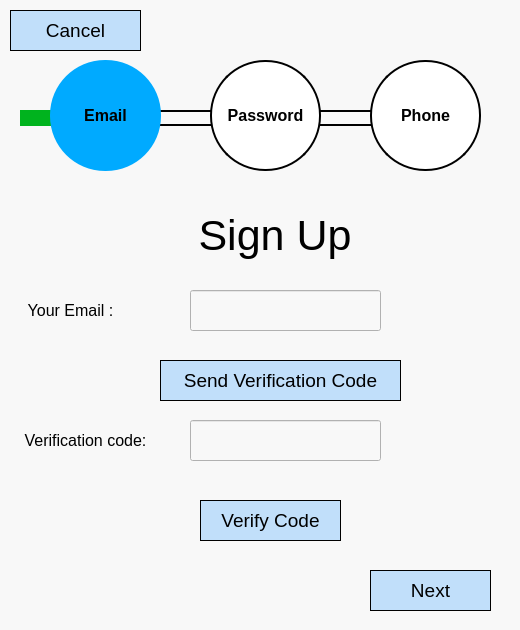
This is UI_Files/Email Sign Up.ui in StegoMailo/Desktop-App as Qt 5 draws it before an edit. The edited form follows.
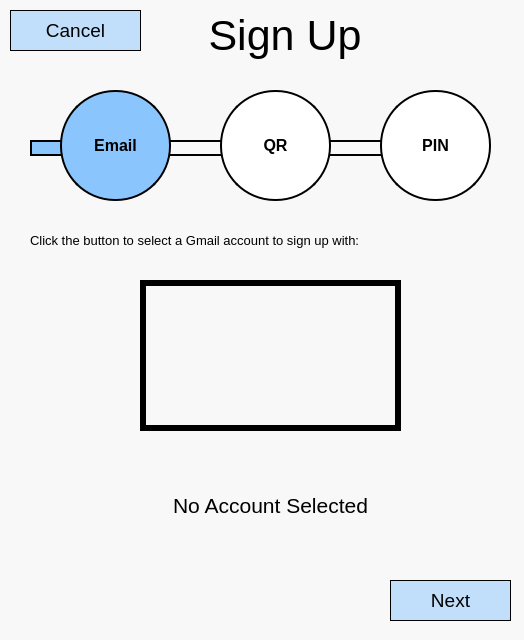
This is the edited form. Icons and pictures are not drawn.

Commit message: Connected Sign in and Sign up pages to each other and to API

Diff of the .ui file:
```diff
--- a/UI_Files/Email Sign Up.ui
+++ b/UI_Files/Email Sign Up.ui
@@ -6,8 +6,8 @@
    <rect>
     <x>0</x>
     <y>0</y>
-    <width>520</width>
-    <height>630</height>
+    <width>524</width>
+    <height>640</height>
    </rect>
   </property>
   <property name="windowTitle">
@@ -19,8 +19,8 @@
   <widget class="QPushButton" name="btnNext">
    <property name="geometry">
     <rect>
-     <x>370</x>
-     <y>570</y>
+     <x>390</x>
+     <y>580</y>
      <width>121</width>
      <height>41</height>
     </rect>
@@ -41,8 +41,8 @@
   <widget class="QLabel" name="txtSignUpTitle">
    <property name="geometry">
     <rect>
-     <x>140</x>
-     <y>200</y>
+     <x>150</x>
+     <y>0</y>
      <width>270</width>
      <height>71</height>
     </rect>
@@ -90,83 +90,14 @@
     <string>Cancel</string>
    </property>
   </widget>
-  <widget class="QLabel" name="Entry">
-   <property name="enabled">
-    <bool>true</bool>
-   </property>
-   <property name="geometry">
-    <rect>
-     <x>20</x>
-     <y>110</y>
-     <width>101</width>
-     <height>16</height>
-    </rect>
-   </property>
-   <property name="styleSheet">
-    <string notr="true">
-background-color: rgb(0, 179, 30);</string>
-   </property>
-   <property name="text">
-    <string/>
-   </property>
-  </widget>
-  <widget class="QLabel" name="progessPassword">
-   <property name="geometry">
-    <rect>
-     <x>210</x>
-     <y>60</y>
-     <width>111</width>
-     <height>111</height>
-    </rect>
-   </property>
-   <property name="font">
-    <font>
-     <pointsize>12</pointsize>
-     <weight>75</weight>
-     <bold>true</bold>
-    </font>
-   </property>
-   <property name="styleSheet">
-    <string notr="true">  height: 50px;
-  width: 50px;
-  background-color: rgb(255, 255, 255);
-border: 2px solid rgb(0, 0, 0);
-  border-radius: 55%;</string>
-   </property>
-   <property name="text">
-    <string>Password</string>
-   </property>
-   <property name="alignment">
-    <set>Qt::AlignCenter</set>
-   </property>
-  </widget>
-  <widget class="QLabel" name="PasswordToPhone">
-   <property name="enabled">
-    <bool>true</bool>
-   </property>
-   <property name="geometry">
-    <rect>
-     <x>290</x>
-     <y>110</y>
-     <width>101</width>
-     <height>16</height>
-    </rect>
-   </property>
-   <property name="styleSheet">
-    <string notr="true">border: 2px solid rgb(0, 0, 0);</string>
-   </property>
-   <property name="text">
-    <string/>
-   </property>
-  </widget>
   <widget class="QLabel" name="EmailToPassword">
    <property name="enabled">
     <bool>true</bool>
    </property>
    <property name="geometry">
     <rect>
-     <x>130</x>
-     <y>110</y>
+     <x>140</x>
+     <y>140</y>
      <width>101</width>
      <height>16</height>
     </rect>
@@ -181,8 +112,8 @@
   <widget class="QLabel" name="progessEmail">
    <property name="geometry">
     <rect>
-     <x>50</x>
-     <y>60</y>
+     <x>60</x>
+     <y>90</y>
      <width>111</width>
      <height>111</height>
     </rect>
@@ -197,8 +128,11 @@
    <property name="styleSheet">
     <string notr="true">  height: 50px;
   width: 50px;
-  background-color: rgb(0, 170, 255);
-  border-radius: 55%;</string>
+
+  border-radius: 55%;
+
+border: 2px solid black;
+background-color: rgba(138, 198, 253,1);</string>
    </property>
    <property name="text">
     <string>Email</string>
@@ -207,11 +141,80 @@
     <set>Qt::AlignCenter</set>
    </property>
   </widget>
+  <widget class="QLabel" name="PasswordToPhone">
+   <property name="enabled">
+    <bool>true</bool>
+   </property>
+   <property name="geometry">
+    <rect>
+     <x>300</x>
+     <y>140</y>
+     <width>101</width>
+     <height>16</height>
+    </rect>
+   </property>
+   <property name="styleSheet">
+    <string notr="true">border: 2px solid rgb(0, 0, 0);</string>
+   </property>
+   <property name="text">
+    <string/>
+   </property>
+  </widget>
+  <widget class="QLabel" name="progessPassword">
+   <property name="geometry">
+    <rect>
+     <x>220</x>
+     <y>90</y>
+     <width>111</width>
+     <height>111</height>
+    </rect>
+   </property>
+   <property name="font">
+    <font>
+     <pointsize>12</pointsize>
+     <weight>75</weight>
+     <bold>true</bold>
+    </font>
+   </property>
+   <property name="styleSheet">
+    <string notr="true">  height: 50px;
+  width: 50px;
+  background-color: rgb(255, 255, 255);
+border: 2px solid rgb(0, 0, 0);
+  border-radius: 55%;</string>
+   </property>
+   <property name="text">
+    <string>QR</string>
+   </property>
+   <property name="alignment">
+    <set>Qt::AlignCenter</set>
+   </property>
+  </widget>
+  <widget class="QLabel" name="Entry">
+   <property name="enabled">
+    <bool>true</bool>
+   </property>
+   <property name="geometry">
+    <rect>
+     <x>30</x>
+     <y>140</y>
+     <width>51</width>
+     <height>16</height>
+    </rect>
+   </property>
+   <property name="styleSheet">
+    <string notr="true">border: 2px solid black;
+background-color: rgba(138, 198, 253,1);</string>
+   </property>
+   <property name="text">
+    <string/>
+   </property>
+  </widget>
   <widget class="QLabel" name="progressPhone">
    <property name="geometry">
     <rect>
-     <x>370</x>
-     <y>60</y>
+     <x>380</x>
+     <y>90</y>
      <width>111</width>
      <height>111</height>
     </rect>
@@ -231,116 +234,105 @@
   border-radius: 55%;</string>
    </property>
    <property name="text">
-    <string>Phone</string>
+    <string>PIN</string>
    </property>
    <property name="alignment">
     <set>Qt::AlignCenter</set>
    </property>
   </widget>
-  <widget class="QPushButton" name="btnVerify">
-   <property name="enabled">
+  <widget class="QPushButton" name="btnGmail">
+   <property name="geometry">
+    <rect>
+     <x>140</x>
+     <y>280</y>
+     <width>261</width>
+     <height>151</height>
+    </rect>
+   </property>
+   <property name="font">
+    <font>
+     <pointsize>32</pointsize>
+    </font>
+   </property>
+   <property name="autoFillBackground">
+    <bool>false</bool>
+   </property>
+   <property name="styleSheet">
+    <string notr="true">
+QPushButton#btnGmail::hover
+{
+border: 6px solid rgba(138, 198, 253,1);;
+}
+
+QPushButton#btnGmail{
+
+
+
+border: 6px solid rgb(0,0,0);
+
+}</string>
+   </property>
+   <property name="text">
+    <string/>
+   </property>
+   <property name="icon">
+    <iconset>
+     <normalon>:/newPrefix/Gmail Logo.jpg</normalon>
+    </iconset>
+   </property>
+   <property name="iconSize">
+    <size>
+     <width>250</width>
+     <height>200</height>
+    </size>
+   </property>
+   <property name="autoDefault">
     <bool>true</bool>
    </property>
+   <property name="default">
+    <bool>false</bool>
+   </property>
+   <property name="flat">
+    <bool>false</bool>
+   </property>
+  </widget>
+  <widget class="QLabel" name="txtLoggedEmail">
    <property name="geometry">
     <rect>
-     <x>200</x>
-     <y>500</y>
-     <width>141</width>
-     <height>41</height>
+     <x>30</x>
+     <y>460</y>
+     <width>481</width>
+     <height>91</height>
     </rect>
    </property>
    <property name="font">
     <font>
-     <pointsize>14</pointsize>
+     <pointsize>16</pointsize>
     </font>
    </property>
-   <property name="styleSheet">
-    <string notr="true">border: 0.5px solid #000000;
-background-color: rgb(138, 198, 253,0.5);</string>
-   </property>
    <property name="text">
-    <string>Verify Code</string>
+    <string>No Account Selected</string>
    </property>
-  </widget>
-  <widget class="QLineEdit" name="tfVerificationCode">
-   <property name="geometry">
-    <rect>
-     <x>190</x>
-     <y>420</y>
-     <width>191</width>
-     <height>41</height>
-    </rect>
+   <property name="alignment">
+    <set>Qt::AlignCenter</set>
    </property>
-   <property name="styleSheet">
-    <string notr="true">background-color: rgb(248, 248, 248);</string>
-   </property>
-   <property name="text">
-    <string/>
-   </property>
   </widget>
   <widget class="QLabel" name="txtSignInEmail">
    <property name="geometry">
     <rect>
-     <x>10</x>
-     <y>290</y>
-     <width>121</width>
+     <x>30</x>
+     <y>220</y>
+     <width>461</width>
      <height>41</height>
     </rect>
    </property>
-   <property name="text">
-    <string>&lt;html&gt;&lt;head/&gt;&lt;body&gt;&lt;p align=&quot;center&quot;&gt;&lt;span style=&quot; font-size:12pt; color:#000000;&quot;&gt;Your Email :&lt;/span&gt;&lt;/p&gt;&lt;/body&gt;&lt;/html&gt;</string>
-   </property>
-  </widget>
-  <widget class="QLineEdit" name="tfEmail">
-   <property name="geometry">
-    <rect>
-     <x>190</x>
-     <y>290</y>
-     <width>191</width>
-     <height>41</height>
-    </rect>
-   </property>
-   <property name="styleSheet">
-    <string notr="true">background-color: rgb(198, 198, 198);
-background-color: rgb(248, 248, 248);</string>
-   </property>
-   <property name="text">
-    <string/>
-   </property>
-  </widget>
-  <widget class="QPushButton" name="btnSendCode">
-   <property name="geometry">
-    <rect>
-     <x>160</x>
-     <y>360</y>
-     <width>241</width>
-     <height>41</height>
-    </rect>
-   </property>
    <property name="font">
     <font>
-     <pointsize>14</pointsize>
+     <pointsize>10</pointsize>
     </font>
    </property>
-   <property name="styleSheet">
-    <string notr="true">background-color: rgb(138, 198, 253,0.5);
-border: 0.5px solid #000000;</string>
-   </property>
    <property name="text">
-    <string>Send Verification Code</string>
-   </property>
-  </widget>
-  <widget class="QLabel" name="txtSignInEmailVerification">
-   <property name="geometry">
-    <rect>
-     <x>0</x>
-     <y>420</y>
-     <width>171</width>
-     <height>41</height>
-    </rect>
-   </property>
-   <property name="text">
-    <string>&lt;html&gt;&lt;head/&gt;&lt;body&gt;&lt;p align=&quot;center&quot;&gt;&lt;span style=&quot; font-size:12pt; color:#000000;&quot;&gt;Verification code:&lt;/span&gt;&lt;/p&gt;&lt;/body&gt;&lt;/html&gt;</string>
+    <string>Click the button to select a Gmail account to sign up with:</string>
    </property>
   </widget>
   <zorder>btnNext</zorder>
```
Left out of the diff: 23 changed lines with no effect on the pictures. The commit also changes 12 other files.
